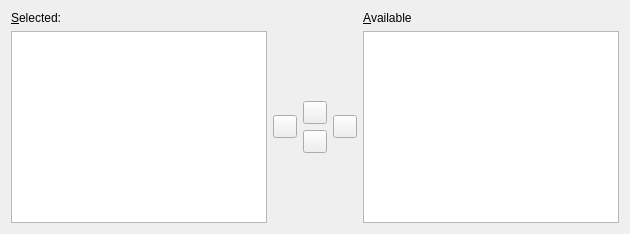
This is coquery/gui/ui/coqListSelect.ui in gkunter/coquery as Qt 5 draws it before an edit. The edited form follows.
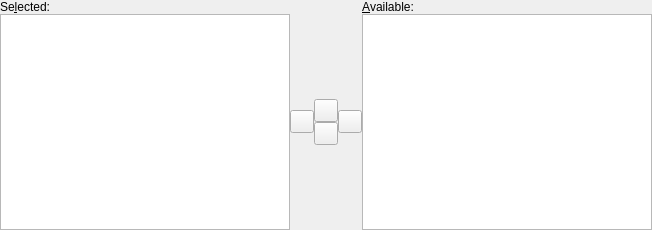
This is the edited form.

The edit to the form file:
```diff
--- a/coquery/gui/ui/coqListSelect.ui
+++ b/coquery/gui/ui/coqListSelect.ui
@@ -2,10 +2,33 @@
 <ui version="4.0">
  <class>CoqListSelect</class>
  <widget class="QWidget" name="CoqListSelect">
+  <property name="geometry">
+   <rect>
+    <x>0</x>
+    <y>0</y>
+    <width>652</width>
+    <height>230</height>
+   </rect>
+  </property>
   <property name="windowTitle">
    <string>Form</string>
   </property>
   <layout class="QVBoxLayout" name="verticalLayout_2">
+   <property name="spacing">
+    <number>0</number>
+   </property>
+   <property name="leftMargin">
+    <number>0</number>
+   </property>
+   <property name="topMargin">
+    <number>0</number>
+   </property>
+   <property name="rightMargin">
+    <number>0</number>
+   </property>
+   <property name="bottomMargin">
+    <number>0</number>
+   </property>
    <item>
     <layout class="QGridLayout" name="layout">
      <item row="1" column="1">
@@ -90,7 +113,7 @@
      <item row="0" column="2">
       <widget class="QLabel" name="label_available">
        <property name="text">
-        <string>&amp;Available</string>
+        <string>&amp;Available:</string>
        </property>
        <property name="buddy">
         <cstring>list_available</cstring>
@@ -100,7 +123,7 @@
      <item row="0" column="0">
       <widget class="QLabel" name="label_select_list">
        <property name="text">
-        <string>&amp;Selected:</string>
+        <string>Se&amp;lected:</string>
        </property>
        <property name="buddy">
         <cstring>list_selected</cstring>
```
Left out of the diff: 11 changed lines with no effect on the pictures.
